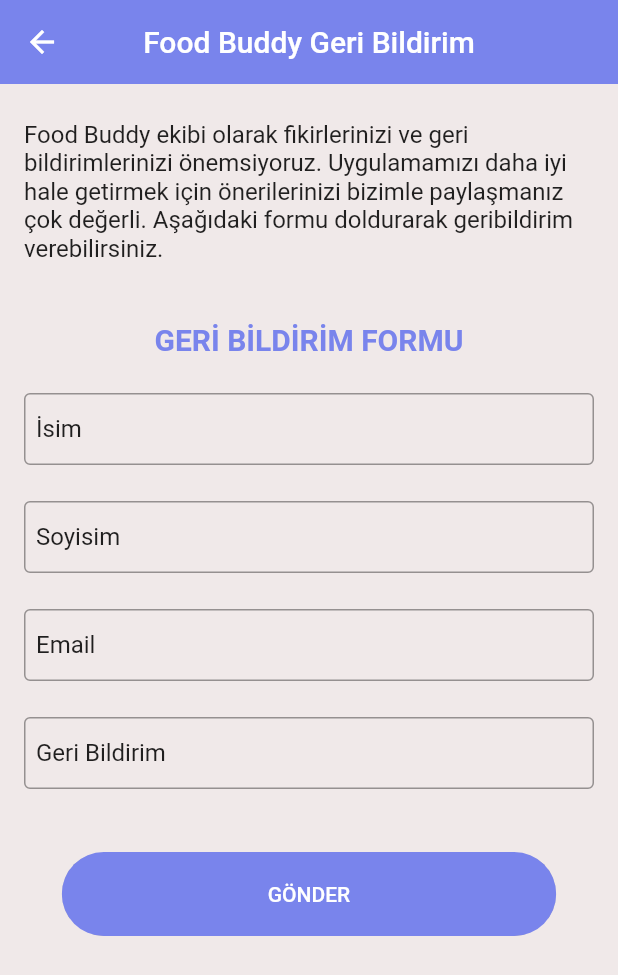
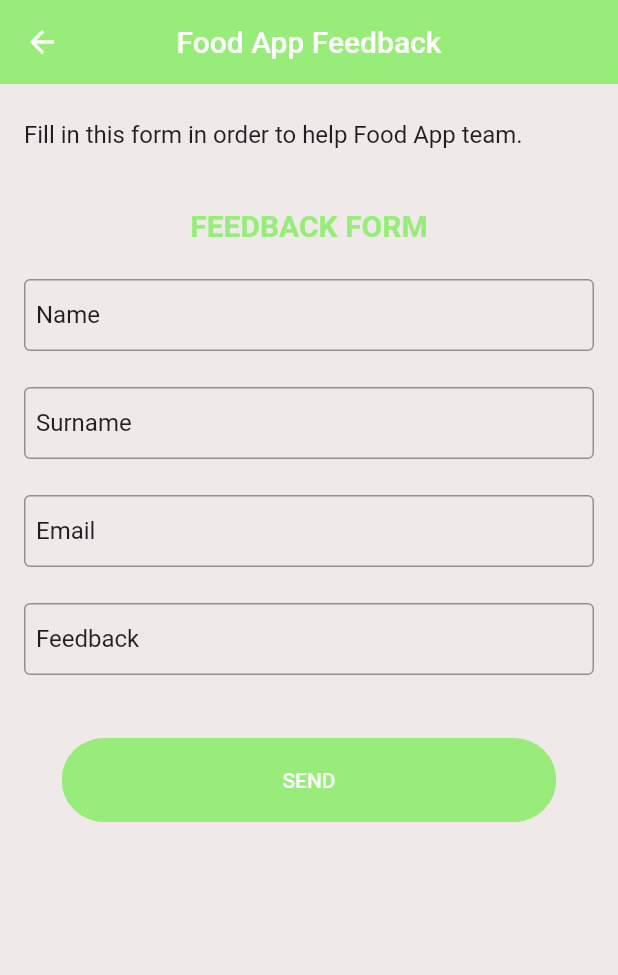
Before and after one commit to KhadijaMammadova/sc_project, a Flutter app: the FeedbackPage screen opened directly, on a phone screen of 412 x 824 dp. Shown: the top 975 px of the screen. Run offline on Flutter 3.47's test engine with Material 2 defaults, Android fonts, the phone set to English and light mode, and no system bars; our stand-ins replace cloud_firestore, curved_navigation_bar, firebase_auth, firebase_core, get_it, shared_preferences; accounts and stored records are empty.

Commit message:
changes were made

```diff
--- a/lib/Mİsafir_Girish/misafir.dart
+++ b/lib/Mİsafir_Girish/misafir.dart
@@ -48,7 +48,7 @@ class _MisafirPage extends State<MisafirPage> {
                     floating: true,
                     snap: true,
                     elevation: 0,
-                    title: Text('Food Buddy'),
+                    title: Text('Food App'),
                     //centerTitle: true,
                     backgroundColor: kPrimaryColor,
                     foregroundColor: Colors.white,
@@ -64,7 +64,7 @@ class _MisafirPage extends State<MisafirPage> {
                                 (route) => false);
                           },
                           icon: Icon(Icons.logout),
-                          label: Text('Çıkış Yap'),
+                          label: Text('Sign Out'),
                           style: TextButton.styleFrom(primary: Colors.white),
                         ),
                       ),
@@ -119,7 +119,7 @@ class MisafirProfileAndChatPage extends StatelessWidget {
          mainAxisAlignment: MainAxisAlignment.center,
       children: <Widget>[
         Text(
-          "Bu sayfaya erişebilmek için " ,
+          "Tap to have access to this page " ,
           style: const TextStyle(color: kPrimaryColor),
         ),
         GestureDetector(
@@ -134,7 +134,7 @@ class MisafirProfileAndChatPage extends StatelessWidget {
                             );
                         },
           child: Text(
-            "Hesap Oluşturun",
+            "Sign Up",
             style: const TextStyle(
               color: kPrimaryColor,
               fontWeight: FontWeight.bold,
--- a/lib/Screens/Chat/chat_screen.dart
+++ b/lib/Screens/Chat/chat_screen.dart
@@ -37,10 +37,10 @@ class _ChatState extends State<Chat> with SingleTickerProviderStateMixin {
                 children: <Widget>[
                   TabBar( controller: _tabController, tabs: <Widget>[
                 Tab(
-                    text: 'mesajlar',
+                    text: 'messages',
                 ),
                 Tab(
-                    text: 'durumlar',
+                    text: 'status',
                 ),
                  Tab(
                       icon: Icon(
@@ -75,7 +75,7 @@ class _ChatState extends State<Chat> with SingleTickerProviderStateMixin {
                 ScaffoldMessenger.of(context)
                                         .showSnackBar(SnackBar(
                                       content: Text(
-                                          "Favorilediğiniz restoranlara gidecek olan kişileri buradan bulup iletişime geçebileceksiniz."),
+                                          "You can message resturant owners from this page"),
                                       backgroundColor: Colors.grey[600],
                                     ));
                 Navigator.push(context,
--- a/lib/Screens/Homepage/main_page.dart
+++ b/lib/Screens/Homepage/main_page.dart
@@ -50,7 +50,7 @@ class _MainPage extends State<MainPage> {
                       floating: true,
                       snap: true,
                       elevation: 0,
-                      title: Text('Food Buddy'),
+                      title: Text('Food App'),
                       //centerTitle: true,
                       backgroundColor: kPrimaryColor,
                       foregroundColor: Colors.white,
@@ -66,7 +66,7 @@ class _MainPage extends State<MainPage> {
                                   (route) => false);
                             },
                             icon: Icon(Icons.logout),
-                            label: Text('Çıkış Yap'),
+                            label: Text('Sign Out'),
                             style: TextButton.styleFrom(primary: Colors.white),
                           ),
                         ),
--- a/lib/Screens/Homepage/notfound.dart
+++ b/lib/Screens/Homepage/notfound.dart
@@ -35,7 +35,7 @@ class NotFoundPage extends StatelessWidget {
                 },
                 child: Center(
                   child: Text(
-                    "ANA SAYFA".toUpperCase(),
+                    "HOME PAGE".toUpperCase(),
                     style: TextStyle(color: Colors.white),
                   ),
                 ),
--- a/lib/Screens/Homepage/restourant_card.dart
+++ b/lib/Screens/Homepage/restourant_card.dart
@@ -45,7 +45,7 @@ class RecipeCard extends StatelessWidget {
       ScaffoldMessenger.of(context)
                                         .showSnackBar(SnackBar(
                                       content: Text(
-                                          "Bu restoranı favorilerine ekleyenleri burada görebilecek, iletişime geçmek için mesajlar sayfasında kullanıcı isimlerini aratabileceksiniz."),
+                                          "You can add this restaurant to your favourites."),
                                       backgroundColor: Color.fromARGB(255, 241, 201, 127)                                    ));
       Navigator.push(context,
                               MaterialPageRoute(
--- a/lib/Screens/Homepage/sorry.dart
+++ b/lib/Screens/Homepage/sorry.dart
@@ -7,7 +7,7 @@ class SorryPage extends StatelessWidget {
   Widget build(BuildContext context) {
     return Scaffold(
       appBar: AppBar(
-        title: Text('Food Buddy'),
+        title: Text('Food App'),
         backgroundColor: Color.fromARGB(255, 247, 191, 107),
         elevation: 0,
       ),
--- a/lib/Screens/NavBar/contact.dart
+++ b/lib/Screens/NavBar/contact.dart
@@ -10,7 +10,7 @@ class ContactPage extends StatelessWidget {
     return Scaffold(
       backgroundColor: Color.fromARGB(255, 240, 233, 233),
       appBar: AppBar(
-        title: Text('Food Buddy Canlı Destek'),
+        title: Text('Food App Help Center'),
         backgroundColor: kPrimaryColor,
         elevation: 0,
       ),
@@ -22,7 +22,7 @@ class ContactPage extends StatelessWidget {
               padding: const EdgeInsets.all(15.0),
               child: Center(
                 child: Text(
-                  "Food Buddy ekibi 7/24 sizinle! Food Buddy ekibi olarak kullanıcı deneyimini iyileştirmek için elimizden geleni yapıyoruz ve daima sorularınızı yanıtlamaya hazırız. Aşağıdaki butona tıklayarak bize ulaşıp canlı destek alabilir, uygulamamız hakkında sorularınızı sorabilir veya şikayet ve önerilerinizi aşağıdaki mail adresine iletebilirsiniz.",
+                  "Food App team is trying to help you 24/7",
                   style: Theme.of(context).textTheme.subtitle1,
                 ),
               ),
@@ -31,9 +31,9 @@ class ContactPage extends StatelessWidget {
               // splashColor: Colors.grey,
               // color: kPrimaryColor,
               onPressed: () async => await launch(
-                  "https://wa.me/${905528528098}?text=Merhaba. Food Buddy canlı destek."),
+                  "https://wa.me/${905528528098}?text=Merhaba. Food App Help Center."),
               child: Text(
-                'Canlı Destek',
+                'Help Center',
                 style: TextStyle(color: Colors.white),
               ),
             ),
--- a/lib/Screens/NavBar/feedback.dart
+++ b/lib/Screens/NavBar/feedback.dart
@@ -45,8 +45,8 @@ class _FeedbackPageState extends State<FeedbackPage> {
           border: OutlineInputBorder(),
           contentPadding:
               EdgeInsets.symmetric(vertical: _minValue, horizontal: _minValue),
-          labelText: 'İsim',
-          hintText: 'İsim',
+          labelText: 'Name',
+          hintText: 'Name',
           labelStyle: TextStyle(fontSize: 16.0, color: Colors.black87)),
     );
   }
@@ -60,8 +60,8 @@ class _FeedbackPageState extends State<FeedbackPage> {
           border: OutlineInputBorder(),
           contentPadding:
               EdgeInsets.symmetric(vertical: _minValue, horizontal: _minValue),
-          hintText: 'Soyisim',
-          labelText: 'Soyisim',
+          hintText: 'Surname',
+          labelText: 'Surname',
           labelStyle: TextStyle(fontSize: 16.0, color: Colors.black87)),
     );
   }
@@ -91,8 +91,8 @@ class _FeedbackPageState extends State<FeedbackPage> {
           border: OutlineInputBorder(),
           contentPadding:
               EdgeInsets.symmetric(vertical: _minValue, horizontal: _minValue),
-          labelText: 'Geri Bildirim',
-          hintText: 'Geri Bildirim',
+          labelText: 'Feedback',
+          hintText: 'Feedback',
           labelStyle: TextStyle(fontSize: 16.0, color: Colors.black87)),
     );
   }
@@ -120,7 +120,7 @@ class _FeedbackPageState extends State<FeedbackPage> {
         appBar: AppBar(
           backgroundColor: kPrimaryColor,
           elevation: 0.0,
-          title: Text("Food Buddy Geri Bildirim"),
+          title: Text("Food App Feedback"),
           centerTitle: true,
         ),
         backgroundColor: Color.fromARGB(255, 240, 233, 233),
@@ -131,7 +131,7 @@ class _FeedbackPageState extends State<FeedbackPage> {
               padding: EdgeInsets.symmetric(
                   horizontal: _minValue * 2, vertical: _minValue * 3),
               child: Text(
-                "Food Buddy ekibi olarak fikirlerinizi ve geri bildirimlerinizi önemsiyoruz. Uygulamamızı daha iyi hale getirmek için önerilerinizi bizimle paylaşmanız çok değerli. Aşağıdaki formu doldurarak geribildirim verebilirsiniz.",
+                "Fill in this form in order to help Food App team.",
                 style: Theme.of(context).textTheme.subtitle1,
               ),
             ),
@@ -142,7 +142,7 @@ class _FeedbackPageState extends State<FeedbackPage> {
                   child: Column(
                     crossAxisAlignment: CrossAxisAlignment.start,
                     children: <Widget>[
-                      Center(child: Text("GERİ BİLDİRİM FORMU", style: TextStyle(color: kPrimaryColor, fontWeight: FontWeight.bold, fontSize: 20),)),
+                      Center(child: Text("FEEDBACK FORM", style: TextStyle(color: kPrimaryColor, fontWeight: FontWeight.bold, fontSize: 20),)),
                       SizedBox(
                         height: _minValue * 3,
                       ),
@@ -170,7 +170,7 @@ class _FeedbackPageState extends State<FeedbackPage> {
                               borderRadius: BorderRadius.circular(29),
                               child: ElevatedButton(
                                 child: Text(
-                                  'GÖNDER',
+                                  'SEND',
                                   style: TextStyle(color: Colors.white),
                                 ),
                                 onPressed: () {
@@ -181,14 +181,14 @@ class _FeedbackPageState extends State<FeedbackPage> {
                                     ScaffoldMessenger.of(context)
                                         .showSnackBar(SnackBar(
                                       content: Text(
-                                          "Geri bildiriminizin eksiksiz bir şekilde ekibimize ulaşması için bütün alanları doldurmanız gerekir."),
+                                          "Your answers are recieved/ Thank you for your help."),
                                       backgroundColor: Color.fromARGB(255, 231, 165, 164),
                                     ));
                                   } else {
                                     ScaffoldMessenger.of(context).showSnackBar(
                                         SnackBar(
                                             content: Text(
-                                                "Tebrikler! Geri bildirminiz başarılı bir şekilde gönderilmiştir. Zaman ayırdığınız için teşekkür ederiz."), backgroundColor: Color.fromARGB(255, 164, 218, 166),));
+                                                "Your answers are recieved/ Thank you for your help."), backgroundColor: Color.fromARGB(255, 164, 218, 166),));
                                   }
                                 },
                                 style: ElevatedButton.styleFrom(
--- a/lib/Screens/NavBar/navbar.dart
+++ b/lib/Screens/NavBar/navbar.dart
@@ -36,7 +36,7 @@ class NavBar extends StatelessWidget {
               color: kPrimaryColor,
             ),
             title: Text(
-              'Bize ulaşın/Canlı Destek',
+              'Help Center',
               style: TextStyle(color: kPrimaryColor),
             ),
             onTap: () {
@@ -57,7 +57,7 @@ class NavBar extends StatelessWidget {
               color: kPrimaryColor,
             ),
             title: Text(
-              'Geri bildirim',
+              'Feedback',
               style: TextStyle(color: kPrimaryColor),
             ),
             onTap: () {
@@ -74,7 +74,7 @@ class NavBar extends StatelessWidget {
           Divider(),
           ListTile(
             title: Text(
-              'Kapat',
+              'Close',
               style: TextStyle(color: kPrimaryColor),
             ),
             leading: Icon(
--- a/lib/Screens/Onboarding/onboarding_contents.dart
+++ b/lib/Screens/Onboarding/onboarding_contents.dart
@@ -12,16 +12,16 @@ List<OnboardingContents> contents = [
   OnboardingContents(
       title: "Do not waste food anymore",
       image: "assets/images/image1.png",
-      desc: "With Food App customers of your restaurant will be accessing to more food",
+      desc: "Customers of your restaurant will be accessing to more food with Food App ",
   ),
   OnboardingContents(
-      title: "____________________________",
+      title: "Have access to cheaoer food after working hours",
       image: "assets/images/image3.png",
-      desc: "With Food App you can get access to cheaper food",
+      desc: "You won't have to prepare meals and spend much money for foodwith Food App",
   ),
   OnboardingContents(
-      title: "_________________________",
+      title: "With food App you will be helping food waste problem",
       image: "assets/images/excited.png",
-      desc: "__________________________",
+      desc: "By buyng food with Food App you will help the world to be a better place",
   ),
 ];
--- a/lib/Screens/Onboarding/onboarding_screen.dart
+++ b/lib/Screens/Onboarding/onboarding_screen.dart
@@ -131,7 +131,7 @@ class _OnboardingScreenState extends State<OnboardingScreen> {
                                 ),
                               );
                             },
-                            child: Center(child: Text("HEMEN BAŞLA")),
+                            child: Center(child: Text("START")),
                             style: ElevatedButton.styleFrom(
                               primary: Colors.black,
                               shape: new RoundedRectangleBorder(
@@ -157,7 +157,7 @@ class _OnboardingScreenState extends State<OnboardingScreen> {
                                   _controller.jumpToPage(2);
                                 },
                                 child: Text(
-                                  "ATLA",
+                                  "SKIP",
                                   style: TextStyle(color: Colors.black),
                                 ),
                                 style: TextButton.styleFrom(
@@ -176,7 +176,7 @@ class _OnboardingScreenState extends State<OnboardingScreen> {
                                     curve: Curves.easeIn,
                                   );
                                 },
-                                child: Text("İLERİ"),
+                                child: Text("NEXT"),
                                 style: ElevatedButton.styleFrom(
                                   primary: Colors.black,
                                   shape: new RoundedRectangleBorder(
--- a/lib/Screens/Signup/components/or_divider.dart
+++ b/lib/Screens/Signup/components/or_divider.dart
@@ -15,7 +15,7 @@ class OrDivider extends StatelessWidget {
           Padding(
             padding: const EdgeInsets.symmetric(horizontal: 10),
             child: Text(
-              "VEYA",
+              "OR",
               style: TextStyle(
                 color: kPrimaryColor,
                 fontWeight: FontWeight.w600,
--- a/lib/Screens/Welcome/welcome_screen.dart
+++ b/lib/Screens/Welcome/welcome_screen.dart
@@ -20,7 +20,7 @@ class WelcomeScreen extends StatelessWidget {
                 mainAxisAlignment: MainAxisAlignment.center,
                 children: <Widget>[
                   Text(
-                    "HOŞ GELDİNİZ",
+                    "WELCOME",
                     style: TextStyle(fontWeight: FontWeight.bold, color: kPrimaryColor),
                   ),
                   //SizedBox(height: size.height * 0.05),
@@ -36,7 +36,7 @@ class WelcomeScreen extends StatelessWidget {
                         borderRadius: BorderRadius.circular(29),
                         child: ElevatedButton(
                           child: Text(
-                            'GİRİŞ YAP',
+                            'Sign In',
                             style: TextStyle(color: Colors.white),
                           ),
                           onPressed: () {
@@ -64,7 +64,7 @@ class WelcomeScreen extends StatelessWidget {
                         borderRadius: BorderRadius.circular(29),
                         child: ElevatedButton(
                           child: Text(
-                            'KAYIT OL',
+                            'Sign Up',
                             style: TextStyle(color: Colors.white),
                           ),
                           onPressed: () {
--- a/lib/components/already_have_an_account_acheck.dart
+++ b/lib/components/already_have_an_account_acheck.dart
@@ -16,13 +16,13 @@ class AlreadyHaveAnAccountCheck extends StatelessWidget {
       mainAxisAlignment: MainAxisAlignment.center,
       children: <Widget>[
         Text(
-          login ? "Hesabınız yok mu? " : "Hesabınız var mı? ",
+          login ? "Don't have an account? " : "I already have an account.",
           style: const TextStyle(color: kPrimaryColor),
         ),
         GestureDetector(
           onTap: press,
           child: Text(
-            login ? "Kayıt Ol" : "Giriş Yap",
+            login ? "Sign Up" : "Sign In",
             style: const TextStyle(
               color: kPrimaryColor,
               fontWeight: FontWeight.bold,
--- a/lib/components/constants.dart
+++ b/lib/components/constants.dart
@@ -1,4 +1,4 @@
 import 'package:flutter/material.dart';
 
-const kPrimaryColor = Color(0xFF7984EC);
-const kPrimaryLightColor = Color(0xFF7784FF);
+const kPrimaryColor = Color.fromARGB(255, 152, 236, 121);
+const kPrimaryLightColor = Color.fromARGB(255, 119, 255, 128);
```
Also changed, not shown: lib/Screens/Homepage/profile_page.dart (+10 -10 lines), lib/Screens/Login/login_screen.dart (+4 -4 lines), lib/Screens/Signup/signup_screen.dart (+5 -5 lines).
